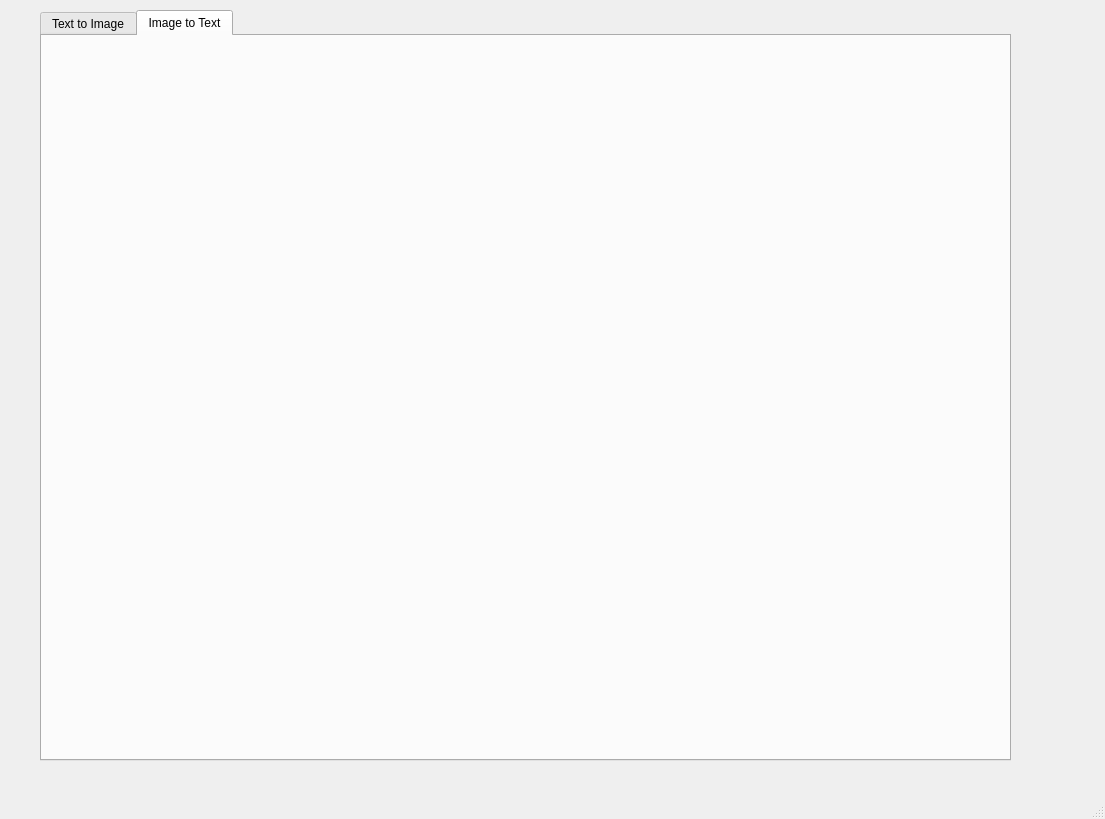
Above: Interface.ui from Zeroqube/DevHack_abacaba_Project before the change. Below: the same form after it.
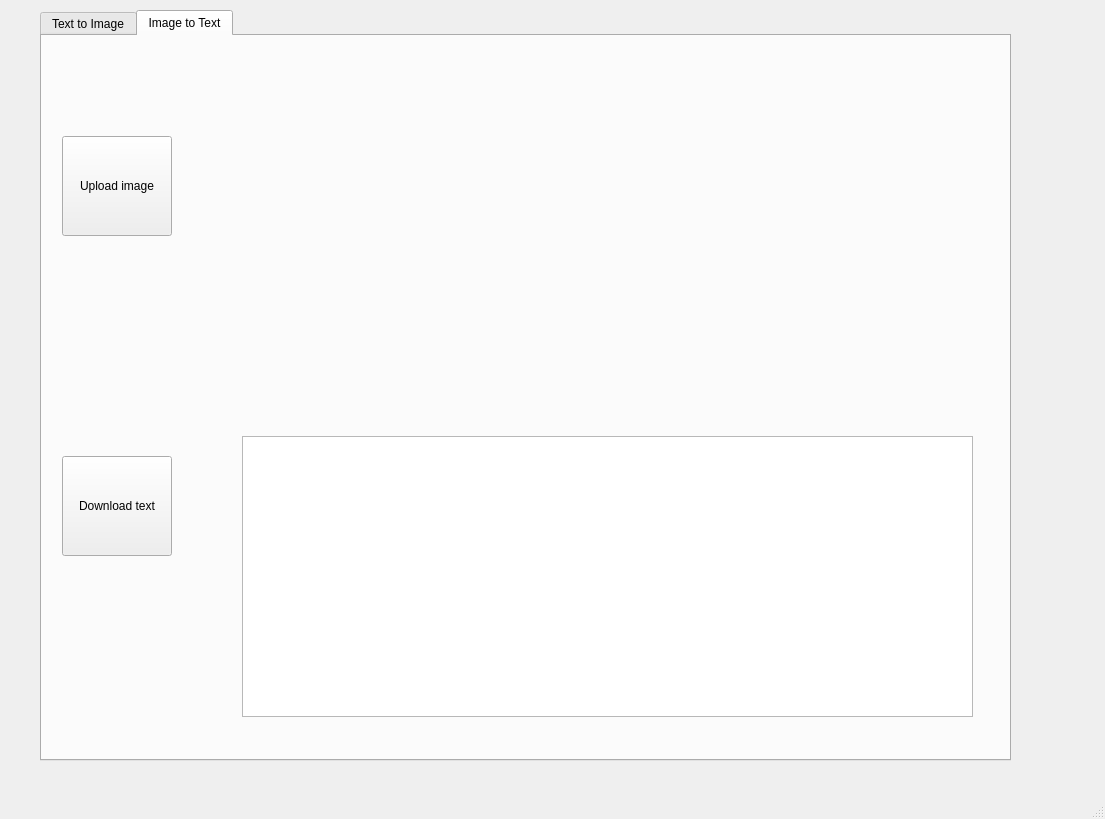
That is the form after the change. The open tabs and pages were chosen to show the change.

Commit message: Two-staged Interface

```diff
--- a/Interface.ui
+++ b/Interface.ui
@@ -115,6 +115,55 @@
      <attribute name="title">
       <string>Image to Text</string>
      </attribute>
+     <widget class="QPushButton" name="upload">
+      <property name="geometry">
+       <rect>
+        <x>20</x>
+        <y>100</y>
+        <width>110</width>
+        <height>100</height>
+       </rect>
+      </property>
+      <property name="text">
+       <string>Upload image</string>
+      </property>
+     </widget>
+     <widget class="QPushButton" name="downloadImage">
+      <property name="geometry">
+       <rect>
+        <x>20</x>
+        <y>420</y>
+        <width>110</width>
+        <height>100</height>
+       </rect>
+      </property>
+      <property name="text">
+       <string>Download text</string>
+      </property>
+     </widget>
+     <widget class="QLabel" name="decryptImage">
+      <property name="geometry">
+       <rect>
+        <x>200</x>
+        <y>10</y>
+        <width>581</width>
+        <height>341</height>
+       </rect>
+      </property>
+      <property name="text">
+       <string/>
+      </property>
+     </widget>
+     <widget class="QPlainTextEdit" name="encryptedText">
+      <property name="geometry">
+       <rect>
+        <x>200</x>
+        <y>400</y>
+        <width>731</width>
+        <height>281</height>
+       </rect>
+      </property>
+     </widget>
     </widget>
    </widget>
   </widget>
```
Left out of the diff: 2 changed lines with no effect on the pictures. The commit also changes 1 other file.
